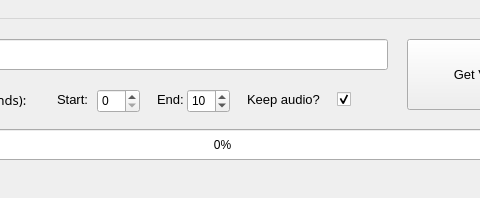
sh34v3/ankitube, file ankitube.ui: the form before one commit; both pictures show x 123 to 603 and y 0 to 198 of the 700 by 198 pixel window.
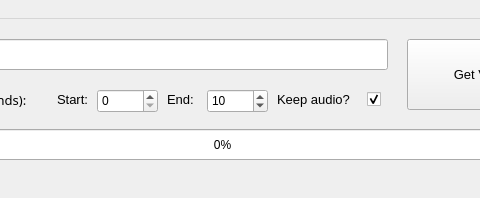
The form after the commit.

The edit to the form file:
```diff
--- a/ankitube.ui
+++ b/ankitube.ui
@@ -65,12 +65,12 @@
      <rect>
       <x>220</x>
       <y>70</y>
-      <width>43</width>
+      <width>61</width>
       <height>24</height>
      </rect>
     </property>
     <property name="maximum">
-     <number>599</number>
+     <number>9999</number>
     </property>
    </widget>
    <widget class="QLabel" name="label_3">
@@ -94,9 +94,9 @@
    <widget class="QLabel" name="label_4">
     <property name="geometry">
      <rect>
-      <x>280</x>
+      <x>290</x>
       <y>70</y>
-      <width>61</width>
+      <width>31</width>
       <height>21</height>
      </rect>
     </property>
@@ -112,9 +112,9 @@
    <widget class="QSpinBox" name="end_time">
     <property name="geometry">
      <rect>
-      <x>310</x>
+      <x>330</x>
       <y>70</y>
-      <width>43</width>
+      <width>61</width>
       <height>24</height>
      </rect>
     </property>
@@ -122,7 +122,7 @@
      <number>1</number>
     </property>
     <property name="maximum">
-     <number>600</number>
+     <number>10000</number>
     </property>
     <property name="value">
      <number>10</number>
@@ -131,7 +131,7 @@
    <widget class="QLabel" name="label_5">
     <property name="geometry">
      <rect>
-      <x>370</x>
+      <x>400</x>
       <y>70</y>
       <width>81</width>
       <height>21</height>
@@ -149,7 +149,7 @@
    <widget class="QCheckBox" name="checkBox">
     <property name="geometry">
      <rect>
-      <x>460</x>
+      <x>490</x>
       <y>70</y>
       <width>16</width>
       <height>21</height>
```
Left out of the diff: 6 changed lines with no effect on the pictures.
